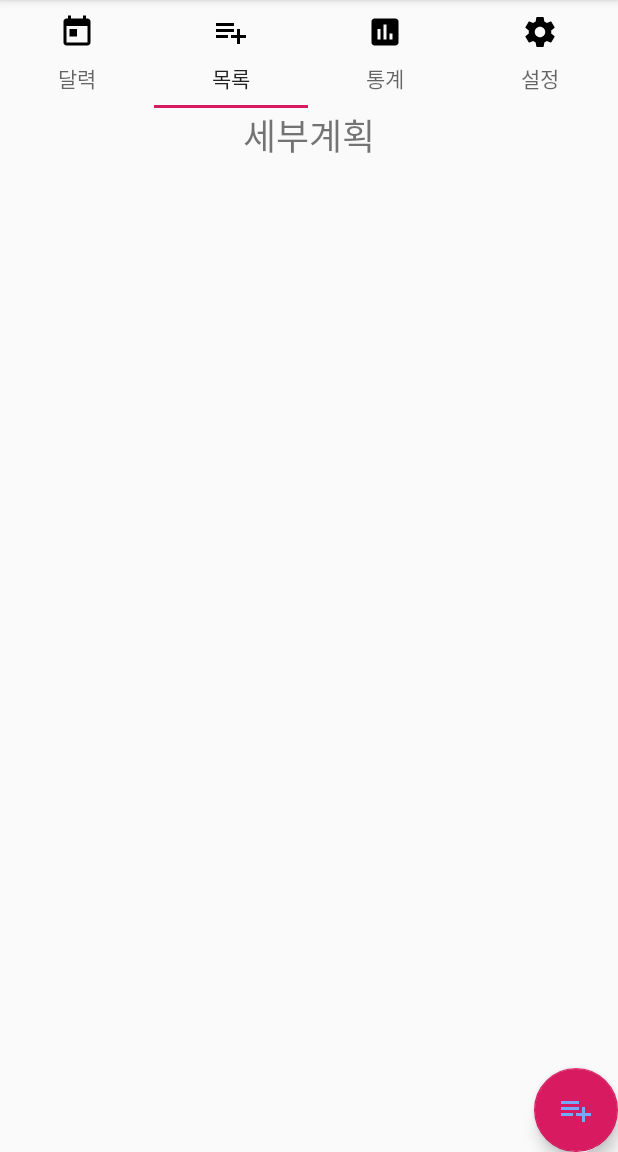
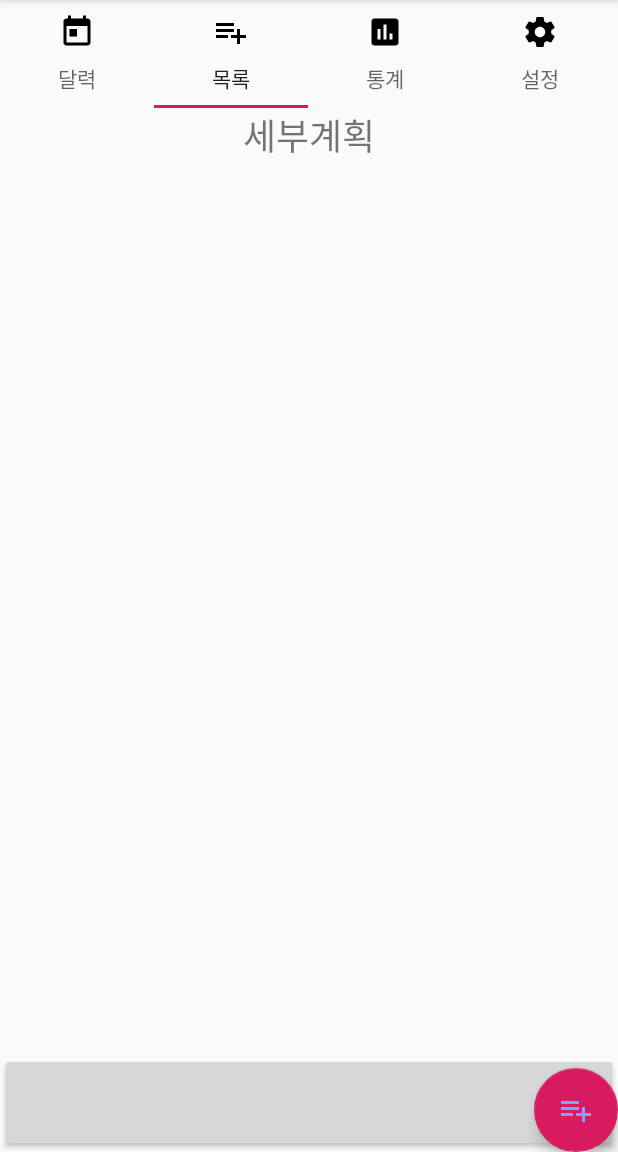
Before and after one commit to lou297/AccountBook, an Android app: the screen it shows after launch (TabMenuActivity), after a tap on "목록", on a phone screen of 412 x 824 dp, the part 84-1236 px from its top. Run offline under Robolectric (Android 15) with nearby library versions, the phone set to English and light mode, and no system bars.

Commit message:
슬라이딩 메뉴 추가1

```diff
--- /dev/null
+++ b/app/src/main/res/anim/sliding_down.xml
@@ -0,0 +1,8 @@
+<?xml version="1.0" encoding="utf-8"?>
+<set xmlns:android="http://schemas.android.com/apk/res/android">
+    <translate
+            android:fromYDelta="80%p"
+            android:toYDelta="100%p"
+            android:duration="500"
+    />
+</set>
--- /dev/null
+++ b/app/src/main/res/anim/sliding_up.xml
@@ -0,0 +1,8 @@
+<?xml version="1.0" encoding="utf-8"?>
+<set xmlns:android="http://schemas.android.com/apk/res/android">
+    <translate
+    android:fromYDelta="100%p"
+    android:toYDelta="80%p"
+    android:duration="500"
+    />
+</set>
--- a/app/src/main/res/layout/main_frag_spend_list.xml
+++ b/app/src/main/res/layout/main_frag_spend_list.xml
@@ -1,9 +1,13 @@
 <?xml version="1.0" encoding="utf-8"?>
-<LinearLayout xmlns:android="http://schemas.android.com/apk/res/android"
-        android:orientation="vertical"
-        android:layout_width="match_parent"
-        android:layout_height="match_parent">
+<FrameLayout xmlns:android="http://schemas.android.com/apk/res/android"
+             android:layout_width="match_parent"
+             android:layout_height="match_parent">
+    <LinearLayout
+            android:layout_width="match_parent"
+            android:layout_height="match_parent"
+            android:orientation="vertical">
         <LinearLayout
+                android:id="@+id/SpendListMessageLayout"
                 android:orientation="horizontal"
                 android:layout_width="match_parent"
                 android:layout_height="wrap_content"
@@ -22,7 +26,24 @@
         <android.support.v7.widget.RecyclerView
                 android:id="@+id/SpendListRecylerView"
                 android:layout_width="match_parent"
-                android:layout_height="match_parent">
+                android:layout_height="0dp"
+                android:layout_weight="9">
+        </android.support.v7.widget.RecyclerView>
+        <Button
+                android:id="@+id/SlidingStatisticsButton"
+                android:layout_width="match_parent"
+                android:layout_height="0dp"
+                android:layout_weight="1"/>
+    </LinearLayout>
 
-        </android.support.v7.widget.RecyclerView>
-</LinearLayout>
+
+    <LinearLayout
+            android:id="@+id/SlidingStatistics"
+            android:layout_width="match_parent"
+            android:layout_height="wrap_content"
+            android:orientation="vertical"
+            android:visibility="gone">
+
+    </LinearLayout>
+
+</FrameLayout>
```
Also changed, not shown: app/src/main/java/com/pingpong/householdledger/MainMenuFragment/SpendListFragment.kt (+46 -1 lines).
